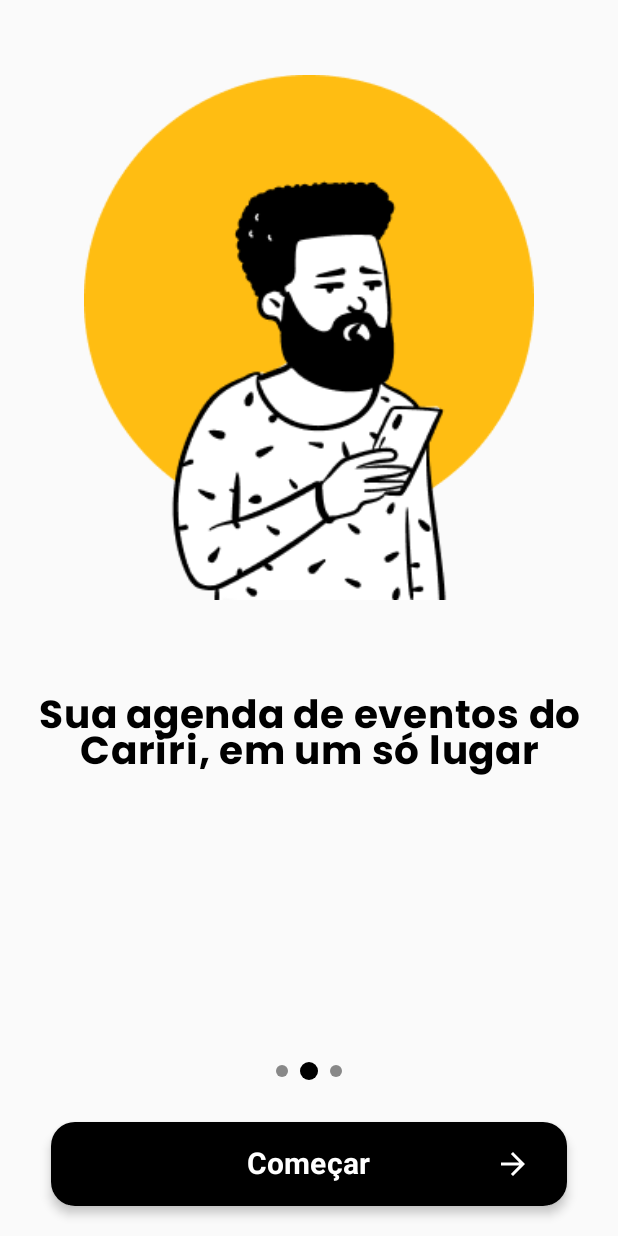
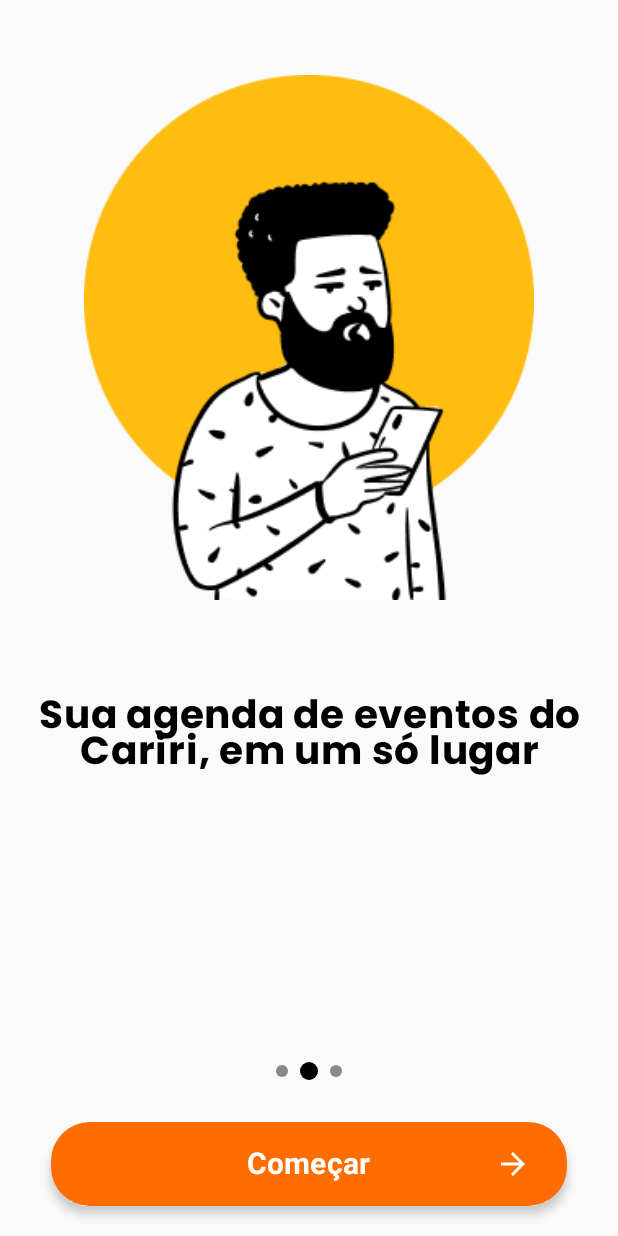
Before and after one commit to Mouthlolses/app_jnproject, an Android app built with Jetpack Compose: the screen it shows after launch (MainActivity), on a phone screen of 412 x 824 dp. Run offline under Robolectric (Android 15) with nearby library versions, the phone set to English and light mode, and no system bars; our stand-ins replace Dagger/Hilt's generated code; 1 statement that could not run was skipped.

Commit message:
btn_onboarding_refac

```diff
--- a/app/src/main/java/com/caririfest/app_jnproject/ui/components/ButtonAllCustomized.kt
+++ b/app/src/main/java/com/caririfest/app_jnproject/ui/components/ButtonAllCustomized.kt
@@ -34,7 +34,7 @@ fun ButtonAllCustomized(
         modifier = modifier,
         colors = colors,
         elevation = elevation,
-        shape = RoundedCornerShape(16.dp)
+        shape = RoundedCornerShape(26.dp)
     ) {
         Box(
             modifier = Modifier.fillMaxWidth(),
--- a/app/src/main/java/com/caririfest/app_jnproject/ui/screens/onboarding/OnboardingScreen.kt
+++ b/app/src/main/java/com/caririfest/app_jnproject/ui/screens/onboarding/OnboardingScreen.kt
@@ -146,7 +146,7 @@ fun OnBoardingScreen(
                     .height(56.dp)
                     .padding(start = 14.dp, end = 14.dp),
                 colors = ButtonDefaults.buttonColors(
-                    containerColor = Color.Black,
+                    containerColor = Color(0xFFFF6D00),
                     contentColor = Color.White
                 ),
                 elevation = ButtonDefaults.buttonElevation(4.dp),
```
